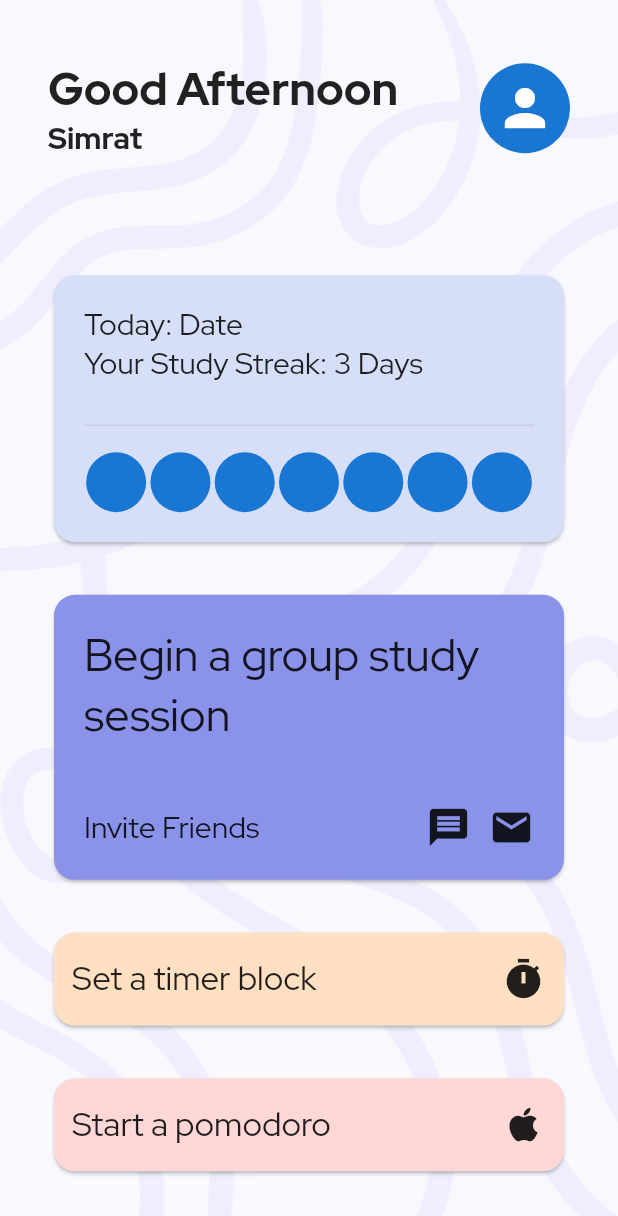
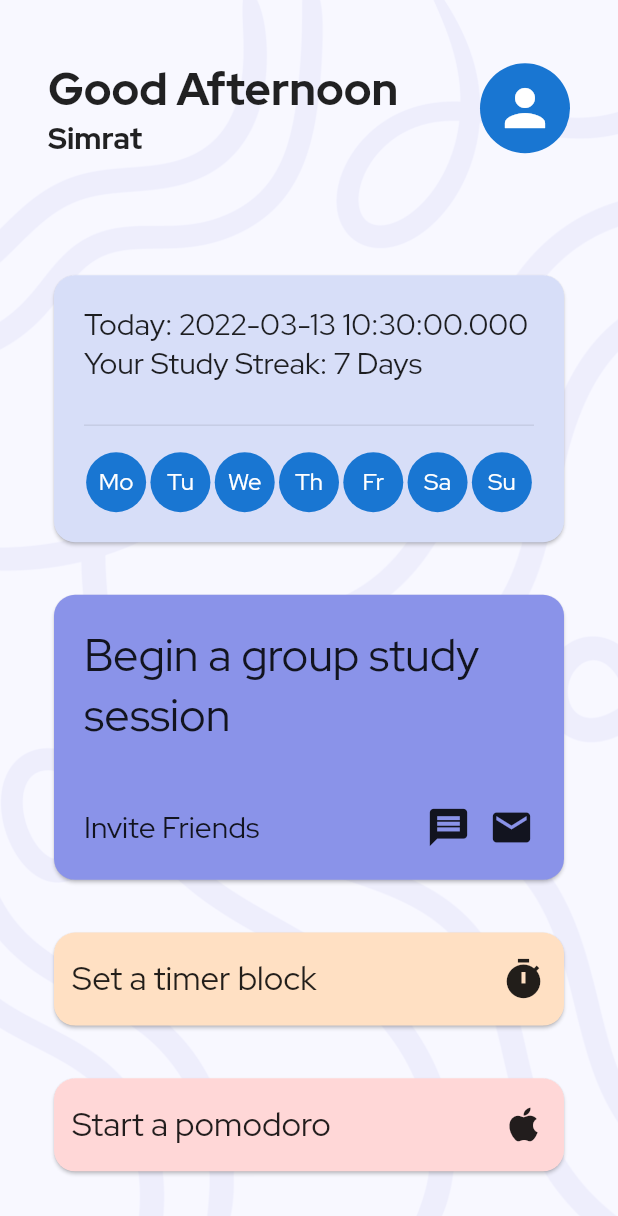
Before and after one commit to simrat39/StudyBuddy, a Flutter app: the screen it shows after launch, on a phone screen of 412 x 824 dp. Shown: the top 1216 px of the screen. Run offline on Flutter 3.47's test engine with Material 2 defaults, Android fonts, the phone set to English and light mode, and no system bars; our stand-ins replace flutter_riverpod.

Commit message:
feat(home_page): Add text to day circles

```diff
--- a/lib/home_page.dart
+++ b/lib/home_page.dart
@@ -12,6 +12,8 @@ class HomePage extends StatefulWidget {
 }
 
 class HomePageState extends State<HomePage> {
+  List<String> days = ["Mo", "Tu", "We", "Th", "Fr", "Sa", "Su"];
+
   @override
   Widget build(BuildContext context) {
     return SafeArea(
@@ -77,11 +79,11 @@ class HomePageState extends State<HomePage> {
                           crossAxisAlignment: CrossAxisAlignment.start,
                           children: [
                             Text(
-                              "Today: Date",
+                              "Today: ${DateTime.now().toLocal()}",
                               style: Theme.of(context).textTheme.titleLarge,
                             ),
                             Text(
-                              "Your Study Streak: 3 Days",
+                              "Your Study Streak: 7 Days",
                               style: Theme.of(context).textTheme.titleLarge,
                             ),
                           ],
@@ -94,10 +96,19 @@ class HomePageState extends State<HomePage> {
                           height: 10.0,
                         ),
                         Row(
-                          children: List.filled(
-                            7,
-                            const Expanded(child: CircleAvatar()),
-                          ),
+                          children: days
+                              .map(
+                                (e) => Expanded(
+                                  child: CircleAvatar(
+                                    child: Text(e),
+                                  ),
+                                ),
+                              )
+                              .toList(),
+                          /* children: List.filled( */
+                          /*   days.length, */
+                          /*   const Expanded(child: CircleAvatar()), */
+                          /* ), */
                         ),
                       ],
                     ),
```
